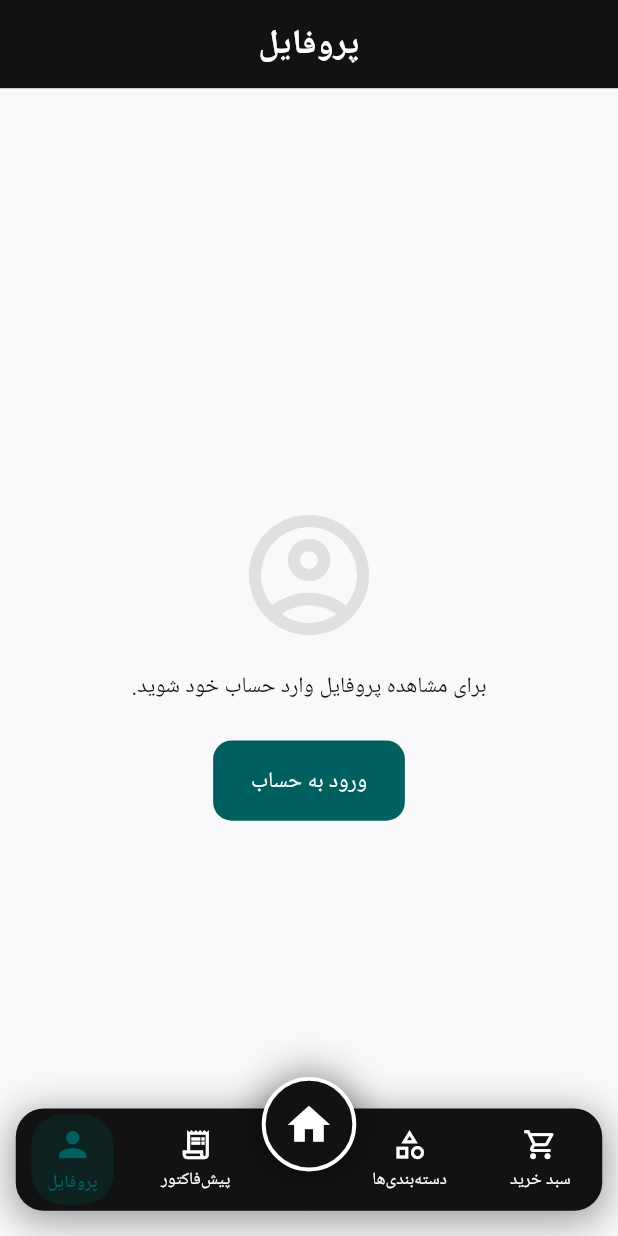
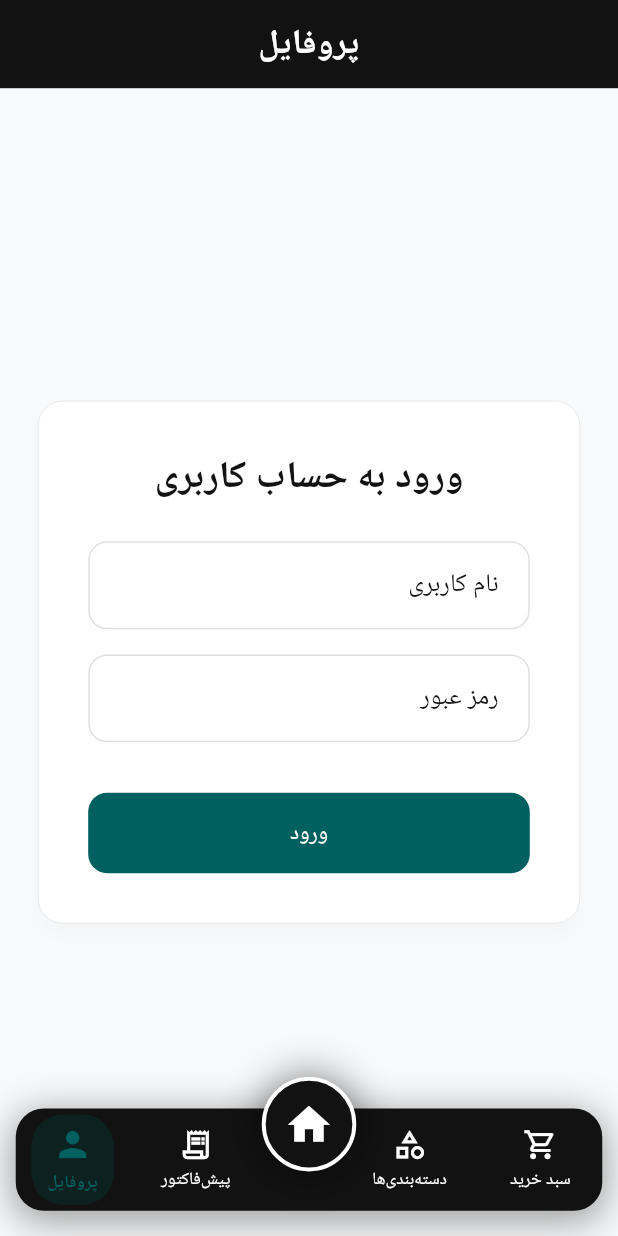
Before and after one commit to danyal99-kh/Azmode, a Flutter app: the ProfilePage screen opened by its route, on a phone screen of 412 x 824 dp. Run offline on Flutter 3.47's test engine with Material 3 defaults, Android fonts, the phone set to English and light mode, and no system bars; our stand-ins replace flutter_secure_storage, go_router, google_fonts, image_picker; accounts and stored records are empty; network calls fail; Roboto replaces fonts that are missing (Vazirmatn).

```diff
--- a/lib/models/user.dart
+++ b/lib/models/user.dart
@@ -2,11 +2,13 @@ class User {
   final int id;
   final String username;
   final String phone;
+  final bool isAdmin;
 
   User({
     required this.id,
     required this.username,
     required this.phone,
+    this.isAdmin = false,
   });
 
   factory User.fromJson(Map<String, dynamic> json) {
@@ -14,6 +16,7 @@ class User {
       id: json['id'] as int,
       username: json['username']?.toString() ?? '',
       phone: json['phone']?.toString() ?? '',
+      isAdmin: json['is_admin'] == true,
     );
   }
 }
--- a/lib/pages/profile_page.dart
+++ b/lib/pages/profile_page.dart
@@ -4,14 +4,29 @@ import 'package:go_router/go_router.dart';
 
 import '../theme.dart';
 import '../responsive.dart';
-import '../providers/auth_provider.dart';
+import '../store_provider.dart';
 
-class ProfilePage extends StatelessWidget {
+class ProfilePage extends StatefulWidget {
   const ProfilePage({super.key});
 
   @override
+  State<ProfilePage> createState() => _ProfilePageState();
+}
+
+class _ProfilePageState extends State<ProfilePage> {
+  final _usernameController = TextEditingController();
+  final _passwordController = TextEditingController();
+
+  @override
+  void dispose() {
+    _usernameController.dispose();
+    _passwordController.dispose();
+    super.dispose();
+  }
+
+  @override
   Widget build(BuildContext context) {
-    final auth = context.watch<AuthProvider>();
+    final store = context.watch<StoreProvider>();
 
     return Scaffold(
       appBar: AppBar(
@@ -22,24 +37,14 @@ class ProfilePage extends StatelessWidget {
           ),
         ),
       ),
-      body: _buildBody(context, auth),
+      body: store.isAuthenticated
+          ? _buildProfile(context, store)
+          : _buildLogin(context, store),
     );
   }
 
-  Widget _buildBody(BuildContext context, AuthProvider auth) {
-    if (auth.isLoading || auth.status == AuthStatus.initial) {
-      return const Center(child: CircularProgressIndicator());
-    }
-
-    if (!auth.isAuthenticated || auth.user == null) {
-      return _buildUnauthenticated(context);
-    }
-
-    return _buildProfile(context, auth);
-  }
-
-  Widget _buildProfile(BuildContext context, AuthProvider auth) {
-    final user = auth.user!;
+  Widget _buildProfile(BuildContext context, StoreProvider store) {
+    final user = store.currentUser;
     final rs = context.rs;
     final ui = context.uiScale;
 
@@ -62,59 +67,44 @@ class ProfilePage extends StatelessWidget {
                 size: avatarIconSize,
                 color: AppColors.outlineGray,
               ),
-
               SizedBox(height: rs.md),
-
               Text(
-                'پروفایل کاربری',
+                store.isAdmin ? 'مدیر سیستم' : 'مشتری',
                 textAlign: TextAlign.center,
                 style: context.textStyles.headlineMedium,
               ),
-
-              SizedBox(height: rs.lg),
-
+              SizedBox(height: AppSpacing.sm),
               _InfoRow(
                 icon: Icons.person_outline,
                 label: 'نام کاربری',
-                value: user.username,
+                value: user?.username ?? '',
               ),
-
               SizedBox(height: rs.md),
-
               _InfoRow(
                 icon: Icons.phone_outlined,
                 label: 'شماره تماس',
-                value: user.phone,
+                value: user?.phone ?? '',
               ),
+              SizedBox(height: rs.xl),
 
+              // فعلاً ویرایش را فعال نمی‌کنیم؛ چون API ویرایش پروفایل
+              // در بک‌اند هنوز وجود ندارد (مرحله‌ی بعدی).
+              const OutlinedButton(
+                onPressed: null,
+                child: Text('ویرایش اطلاعات'),
+              ),
               SizedBox(height: rs.md),
 
-              _InfoRow(
-                icon: Icons.badge_outlined,
-                label: 'شناسه کاربر',
-                value: user.id.toString(),
+              if (store.isAdmin)
+                ElevatedButton.icon(
+                  icon: const Icon(Icons.dashboard),
+                  label: const Text('پنل مدیریت (ادمین)'),
+                  onPressed: () => context.push('/admin'),
                 ),
-
-              SizedBox(height: rs.xl),
-
-              // فعلاً ویرایش را فعال نمی‌کنیم؛
-              // چون API ویرایش پروفایل در بک‌اند هنوز وجود ندارد.
-              OutlinedButton.icon(
-                onPressed: null,
-                icon: const Icon(Icons.edit),
-                label: const Text('ویرایش اطلاعات'),
-              ),
-
               SizedBox(height: rs.md),
 
-              ElevatedButton.icon(
-                onPressed: () async {
-                  await auth.logout();
-
-                  if (!context.mounted) return;
-
-                  context.go('/login');
-                },
+              OutlinedButton.icon(
+                onPressed: () => store.logout(),
                 icon: const Icon(Icons.logout, color: AppColors.error),
                 label: const Text(
                   'خروج',
@@ -132,32 +122,84 @@ class ProfilePage extends StatelessWidget {
     );
   }
 
-  Widget _buildUnauthenticated(BuildContext context) {
+  Widget _buildLogin(BuildContext context, StoreProvider store) {
+    final rs = context.rs;
+    final ui = context.uiScale;
+    final cardMaxWidth = (420.0 * ui).clamp(380.0, 520.0);
+
     return Center(
+      child: SingleChildScrollView(
+        padding: EdgeInsets.all(rs.lg),
+        child: ConstrainedBox(
+          constraints: BoxConstraints(maxWidth: cardMaxWidth),
+          child: Card(
             child: Padding(
-        padding: const EdgeInsets.all(AppSpacing.lg),
+              padding: EdgeInsets.all(rs.xl),
               child: Column(
                 mainAxisSize: MainAxisSize.min,
+                crossAxisAlignment: CrossAxisAlignment.stretch,
                 children: [
-            const Icon(
-              Icons.account_circle_outlined,
-              size: 96,
-              color: AppColors.outlineGray,
+                  Text(
+                    'ورود به حساب کاربری',
+                    textAlign: TextAlign.center,
+                    style: context.textStyles.headlineSmall,
                   ),
-            const SizedBox(height: AppSpacing.md),
-            const Text(
-              'برای مشاهده پروفایل وارد حساب خود شوید.',
-              textAlign: TextAlign.center,
+                  SizedBox(height: rs.lg),
+                  TextField(
+                    controller: _usernameController,
+                    decoration: const InputDecoration(labelText: 'نام کاربری'),
                   ),
-            const SizedBox(height: AppSpacing.lg),
+                  SizedBox(height: rs.md),
+                  TextField(
+                    controller: _passwordController,
+                    obscureText: true,
+                    decoration: const InputDecoration(labelText: 'رمز عبور'),
+                  ),
+                  SizedBox(height: rs.xl),
                   ElevatedButton(
-              onPressed: () => context.go('/login'),
-              child: const Text('ورود به حساب'),
+                    onPressed: store.isAuthLoading
+                        ? null
+                        : () => _onLoginPressed(context, store),
+                    child: store.isAuthLoading
+                        ? const SizedBox(
+                            height: 20,
+                            width: 20,
+                            child: CircularProgressIndicator(
+                              strokeWidth: 2,
+                              color: AppColors.primaryWhite,
+                            ),
+                          )
+                        : const Text('ورود'),
                   ),
                 ],
               ),
             ),
+          ),
+        ),
+      ),
     );
+  }
+
+  Future<void> _onLoginPressed(
+    BuildContext context,
+    StoreProvider store,
+  ) async {
+    final username = _usernameController.text.trim();
+    final password = _passwordController.text.trim();
+    if (username.isEmpty || password.isEmpty) {
+      ScaffoldMessenger.of(context).showSnackBar(
+        const SnackBar(content: Text('نام کاربری و رمز عبور را وارد کنید.')),
+      );
+      return;
+    }
+    try {
+      await store.login(username, password);
+    } catch (e) {
+      if (!context.mounted) return;
+      ScaffoldMessenger.of(context).showSnackBar(
+        SnackBar(content: Text(e.toString()), backgroundColor: AppColors.error),
+      );
+    }
   }
 }
 
```
Also changed, not shown: lib/main.dart (+7 -6 lines), lib/store_provider.dart (+60 -21 lines). Lines whose indentation alone changed are shown as unchanged.
